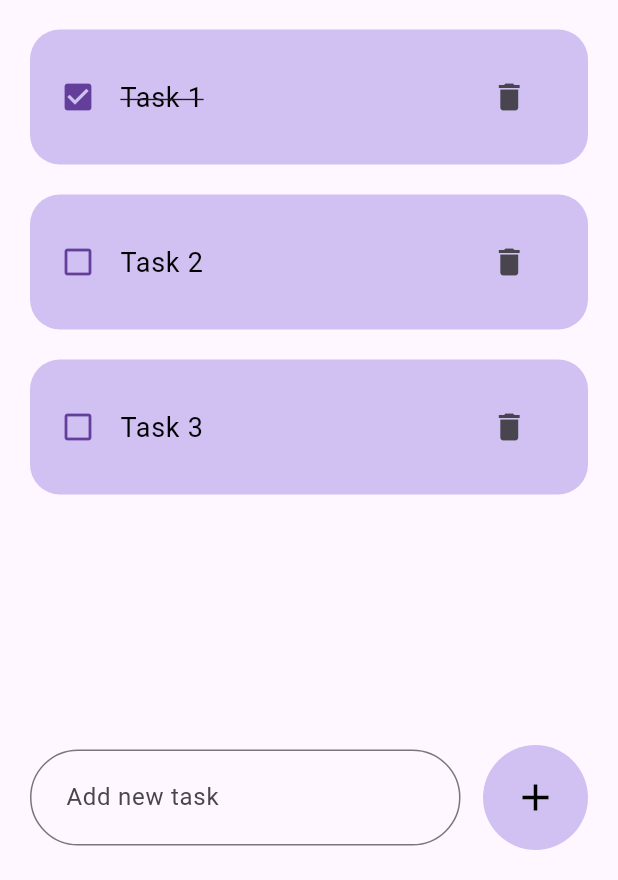
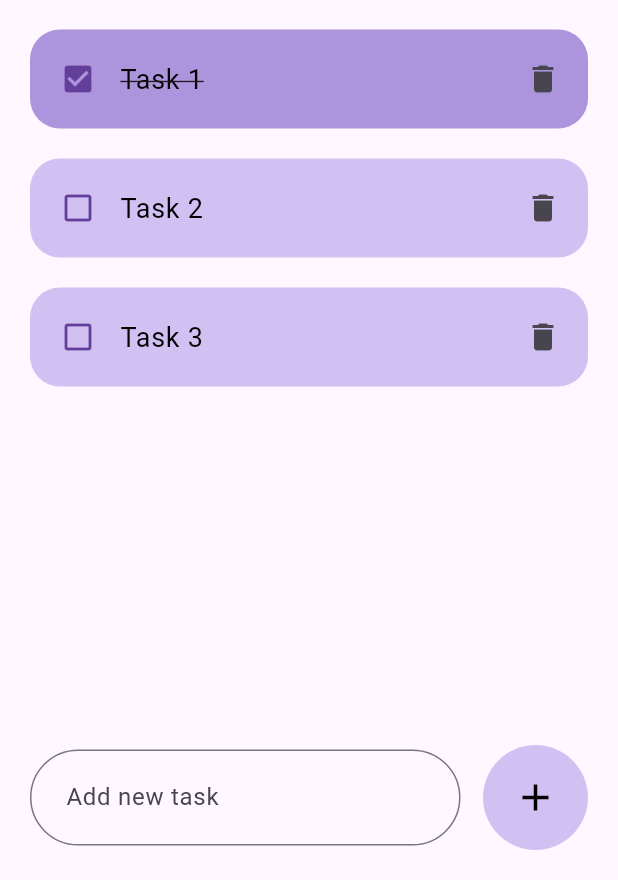
Before and after one commit to Antara-Paul04/To-Do-App, a Flutter app: the screen it shows after launch, on a phone screen of 412 x 824 dp, the part 356-1236 px from its top. Run offline on Flutter 3.47's test engine with Material 3 defaults, Android fonts, the phone set to English and light mode, and no system bars.

Commit message:
Added:functionalities to mark and unmark tasks and to delete tasks

```diff
--- a/todo_app/lib/main.dart
+++ b/todo_app/lib/main.dart
@@ -6,8 +6,25 @@ void main() {
   runApp(MyApp());
 }
 
-class MyApp extends StatelessWidget {
+class MyApp extends StatefulWidget {
+  @override
+  State<MyApp> createState() => _MyAppState();
+}
+
+class _MyAppState extends State<MyApp> {
   final todosList = ToDo.todoList();
+
+  void handleTodoChange(ToDo todo) {
+    setState(() {
+      todo.isDone = !todo.isDone;
+    });
+  }
+
+  void deleteItem(String id) {
+    setState(() {
+      todosList.removeWhere((item) => item.id == id);
+    });
+  }
 
   @override
   Widget build(BuildContext context) {
@@ -43,7 +60,11 @@ class MyApp extends StatelessWidget {
                         for (ToDo todo in todosList)
                           Column(
                             children: [
-                              Tasks(todo: todo),
+                              Tasks(
+                                todo: todo,
+                                onTodoChanged: handleTodoChange,
+                                onDeleteItem: deleteItem,
+                              ),
                               SizedBox(height: 20),
                             ],
                           ),
@@ -65,15 +86,19 @@ class MyApp extends StatelessWidget {
                           decoration: InputDecoration(
                             border: OutlineInputBorder(
                               borderRadius: BorderRadius.circular(50),
-                              borderSide: BorderSide(color: Color(0xFF745E96)),
+                              borderSide: BorderSide(
+                                color: Color(0xFF745E96),
+                              ),
                             ),
                             hintText: "Add new task",
-                            contentPadding: EdgeInsets.symmetric(vertical: 20, horizontal: 20),
-
+                            contentPadding: EdgeInsets.symmetric(
+                              vertical: 20,
+                              horizontal: 20,
+                            ),
                           ),
                         ),
                       ),
-                      SizedBox(width: 15,),
+                      SizedBox(width: 15),
                       Container(
                         height: 70,
                         width: 70,
@@ -107,7 +132,7 @@ Widget searchBox() {
     padding: const EdgeInsets.fromLTRB(20, 20, 20, 20),
     child: TextField(
       decoration: InputDecoration(
-      contentPadding: EdgeInsets.all(20),
+        contentPadding: EdgeInsets.all(20),
         border: OutlineInputBorder(
           borderRadius: BorderRadius.circular(100),
           borderSide: BorderSide(color: Color(0xFF745E96)),
--- a/todo_app/lib/widgets/tasks.dart
+++ b/todo_app/lib/widgets/tasks.dart
@@ -3,22 +3,35 @@ import '../models/todo.dart';
 
 class Tasks extends StatelessWidget {
   final ToDo todo;
+  final Function(ToDo) onTodoChanged;
+  final Function(String) onDeleteItem;
 
-  const Tasks({Key? key, required this.todo}): super(key:key);
+  const Tasks({
+    Key? key,
+    required this.todo,
+    required this.onTodoChanged,
+    required this.onDeleteItem,
+  }) : super(key: key);
 
   @override
   Widget build(BuildContext context) {
     return Container(
       child: ListTile(
-        contentPadding: EdgeInsets.fromLTRB(20,5,10,5),
+        onTap: () {
+          onTodoChanged(todo);
+        },
+        contentPadding: EdgeInsets.fromLTRB(20, 5, 10, 5),
         shape: RoundedRectangleBorder(borderRadius: BorderRadius.circular(20)),
-        tileColor: Color(0xFFD1C1F2),
-        leading: todo.isDone? Icon(
-          Icons.check_box,
-          color:Color.fromARGB(255, 99, 62, 154),
-          ): Icon(
-            Icons.check_box_outline_blank,
-            color: Color.fromARGB(255, 99, 62, 154)),
+        tileColor: todo.isDone ? Color.fromARGB(255, 173, 149, 221) : Color(0xFFD1C1F2),
+        leading: todo.isDone
+            ? Icon(
+                Icons.check_box,
+                color: Color.fromARGB(255, 99, 62, 154),
+              )
+            : Icon(
+                Icons.check_box_outline_blank,
+                color: Color.fromARGB(255, 99, 62, 154),
+              ),
         title: Row(
           children: [
             Text(
@@ -26,16 +39,17 @@ class Tasks extends StatelessWidget {
               style: TextStyle(
                 color: Colors.black,
                 fontSize: 18,
-                decoration: todo.isDone? TextDecoration.lineThrough: null,
+                decoration: todo.isDone ? TextDecoration.lineThrough : null,
               ),
             ),
-            Padding(
-              padding: const EdgeInsets.fromLTRB(180, 8,0,8),
-              child: IconButton(
-                onPressed: (){
-                  print("Delete button was pressed");
-                },
-                icon: Icon(Icons.delete),
+            Spacer(),
+            GestureDetector(
+              onTap: () {
+                onDeleteItem(todo.id.toString());
+              },
+              child: Padding(
+                padding: EdgeInsets.all(8.0),
+                child: Icon(Icons.delete),
               ),
             ),
           ],
```
